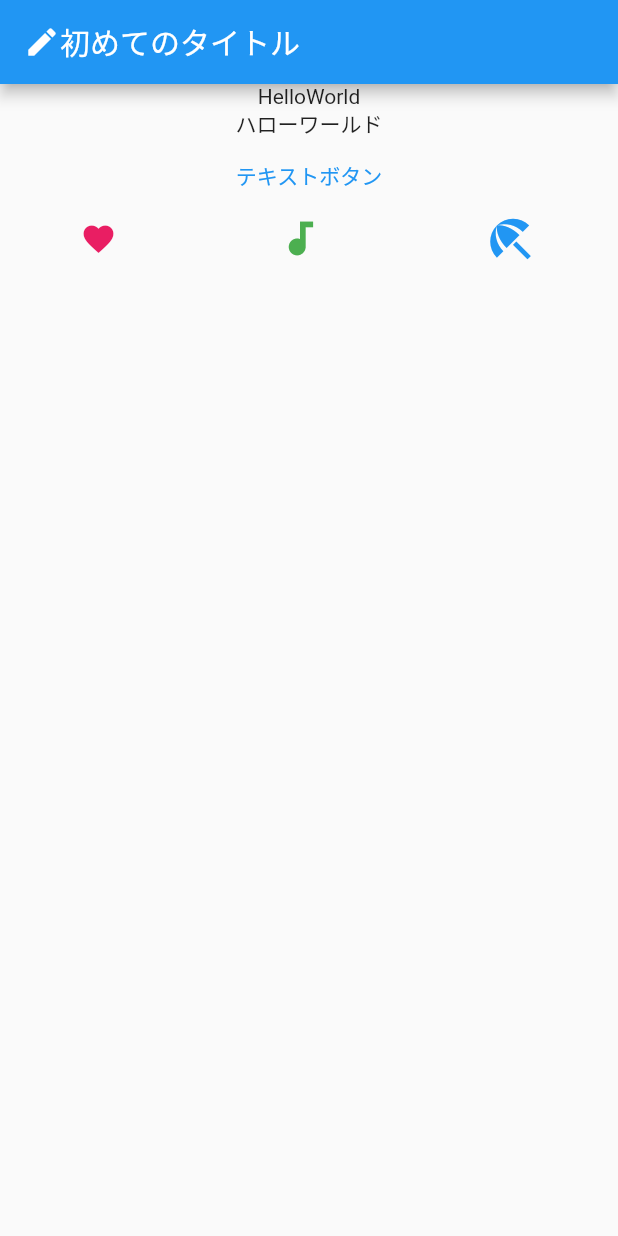
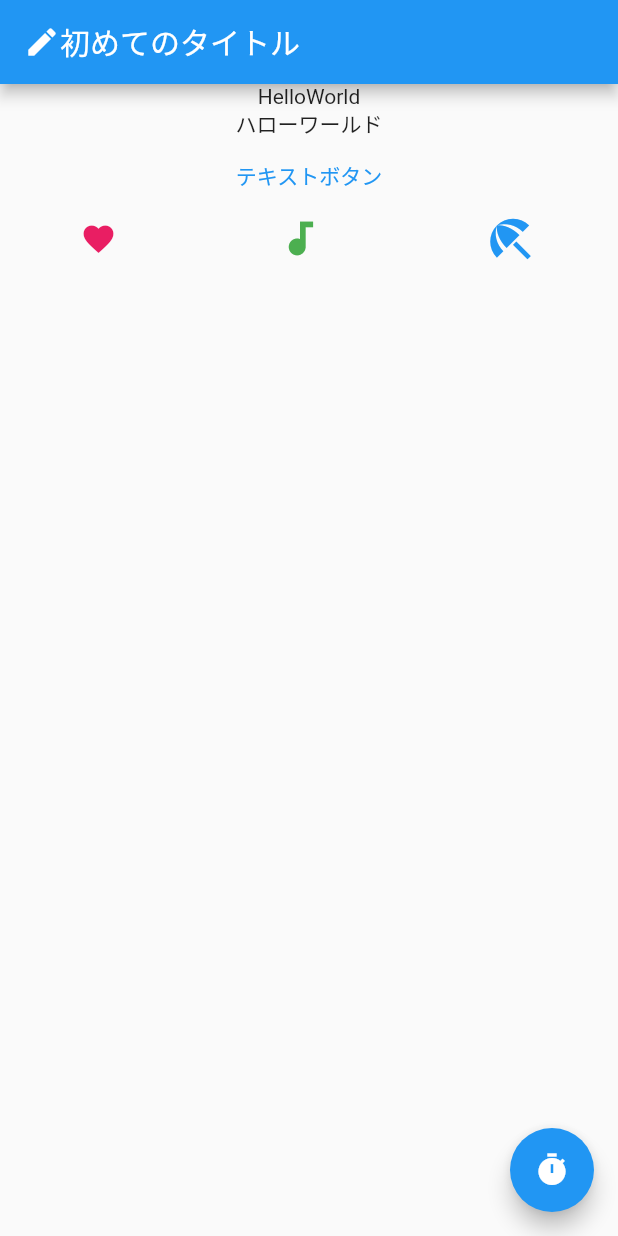
Before and after one commit to ikepon/flutter-hello-world, a Flutter app: the screen it shows after launch, on a phone screen of 412 x 824 dp. Run offline on Flutter 3.47's test engine with Material 2 defaults, Android fonts, the phone set to English and light mode, and no system bars.

Commit message:
feat: Customize floatingButton

```diff
--- a/lib/main.dart
+++ b/lib/main.dart
@@ -63,6 +63,11 @@ class _MyHomePageState extends State<MyHomePage> {
             ],
           )
         ],
-        ));
+      ),
+      floatingActionButton: FloatingActionButton(
+        onPressed: () => {print("押した")},
+        child: const Icon(Icons.timer),
+      ),
+    );
   }
 }
```
Lines whose indentation alone changed are shown as unchanged.
